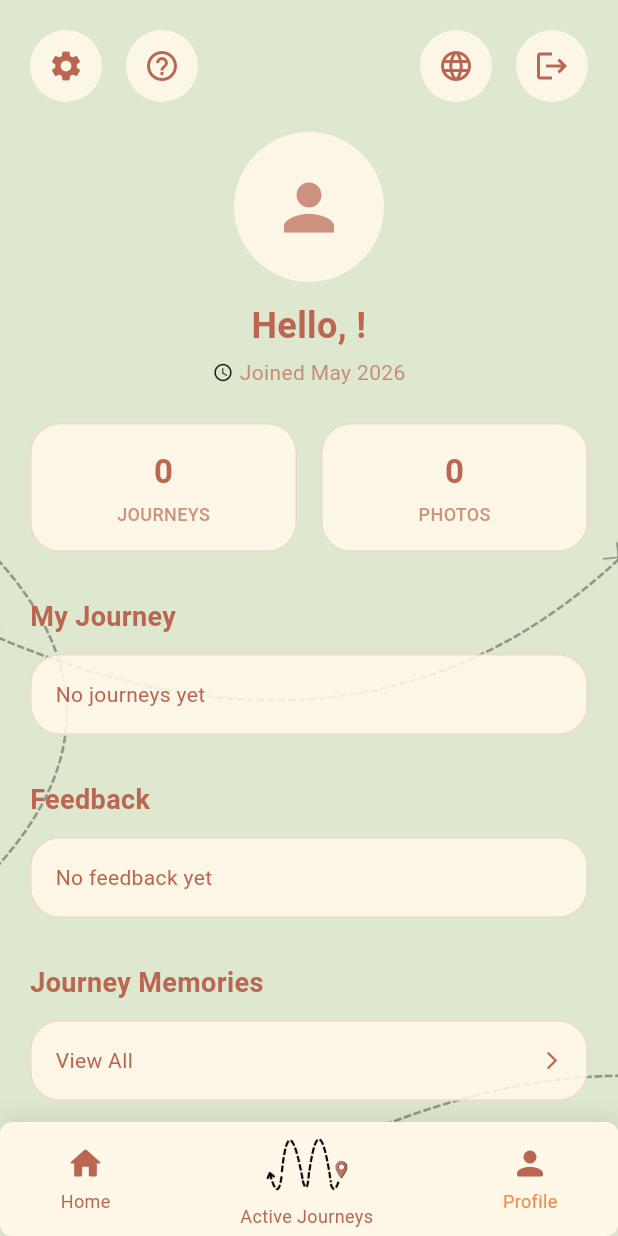
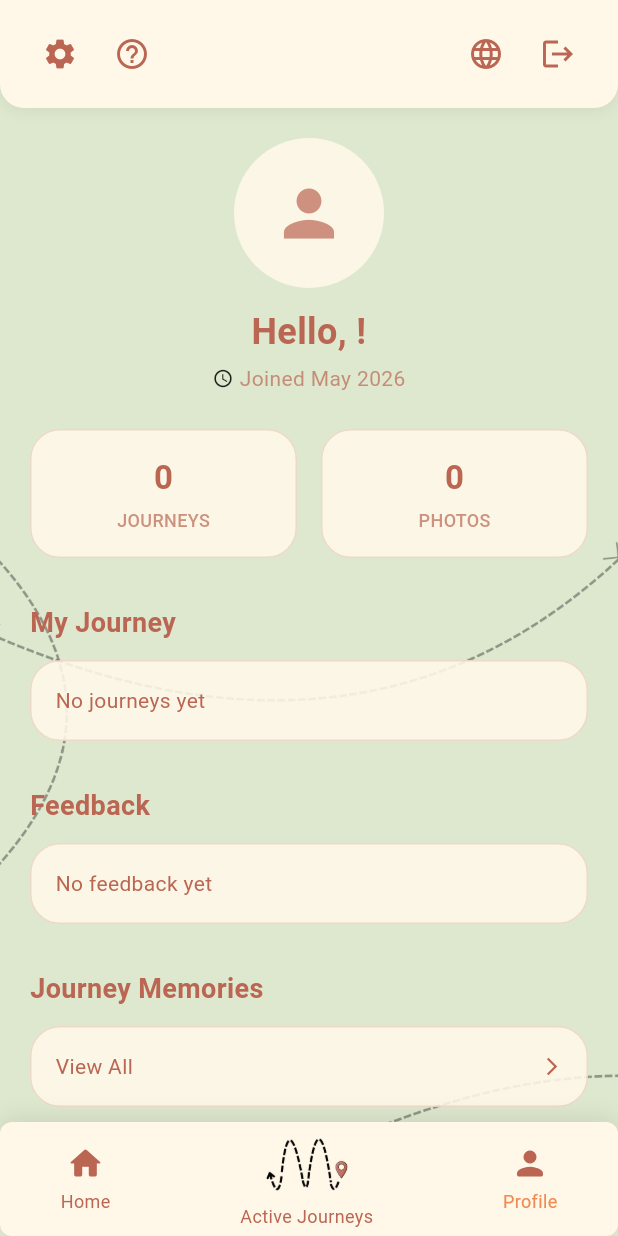
Before and after one commit to Ehdaa-ib/MaSeerah-2, a Flutter app: the ProfileScreen screen opened directly, on a phone screen of 412 x 824 dp. Run offline on Flutter 3.47's test engine with Material 3 defaults, Android fonts, the phone set to English and light mode, and no system bars; our stand-ins replace cloud_firestore, cloud_functions, firebase_auth, firebase_core, firebase_storage, image_picker and 1 more; missing offline and left inert: moyasar; accounts and stored records are empty.

Commit message:
fixing the profile page

```diff
--- a/lib/view/home/profile_screen.dart
+++ b/lib/view/home/profile_screen.dart
@@ -195,6 +195,57 @@ class _ProfileScreenState extends State<ProfileScreen> {
     );
   }
 
+  Widget _buildHeader() {
+    return Container(
+      width: double.infinity,
+      padding: const EdgeInsets.symmetric(horizontal: 16, vertical: 12),
+      decoration: BoxDecoration(
+        color: AppColors.beige,
+        borderRadius: const BorderRadius.vertical(bottom: Radius.circular(16)),
+        boxShadow: [
+          BoxShadow(
+            color: Colors.black.withOpacity(0.06),
+            blurRadius: 8,
+            offset: const Offset(0, 2),
+          ),
+        ],
+      ),
+      child: Row(
+        mainAxisAlignment: MainAxisAlignment.spaceBetween,
+        children: [
+          Row(
+            children: [
+              IconButton(
+                icon: Icon(Icons.settings, color: AppColors.brown),
+                onPressed: () {},
+              ),
+              IconButton(
+                icon: Icon(Icons.help_outline, color: AppColors.brown),
+                onPressed: () {
+                  Navigator.of(context).push(
+                    MaterialPageRoute(builder: (context) => const FaqsPage()),
+                  );
+                },
+              ),
+            ],
+          ),
+          Row(
+            children: [
+              IconButton(
+                icon: Icon(Icons.language, color: AppColors.brown),
+                onPressed: () {},
+              ),
+              IconButton(
+                icon: Icon(Icons.logout, color: AppColors.brown),
+                onPressed: _logout,
+              ),
+            ],
+          ),
+        ],
+      ),
+    );
+  }
+
   @override
   Widget build(BuildContext context) {
     return Scaffold(
@@ -208,34 +259,15 @@ class _ProfileScreenState extends State<ProfileScreen> {
           ),
         ),
         child: SafeArea(
+          child: Column(
+            children: [
+              _buildHeader(),
+              Expanded(
                 child: SingleChildScrollView(
-            padding: const EdgeInsets.symmetric(horizontal: 20, vertical: 20),
+                  padding: const EdgeInsets.symmetric(horizontal: 20),
                   child: Column(
                     crossAxisAlignment: CrossAxisAlignment.start,
                     children: [
-                Row(
-                  mainAxisAlignment: MainAxisAlignment.spaceBetween,
-                  children: [
-                    Row(
-                      children: [
-                        _iconButton(Icons.settings, () {}),
-                        const SizedBox(width: 16),
-                        _iconButton(Icons.help_outline, () {
-                          Navigator.of(context).push(
-                            MaterialPageRoute(builder: (context) => const FaqsPage()),
-                          );
-                        }),
-                      ],
-                    ),
-                    Row(
-                      children: [
-                        _iconButton(Icons.language, () {}),
-                        const SizedBox(width: 16),
-                        _iconButton(Icons.logout, _logout),
-                      ],
-                    ),
-                  ],
-                ),
                       const SizedBox(height: 20),
                       Center(
                         child: CircleAvatar(
@@ -446,6 +478,9 @@ class _ProfileScreenState extends State<ProfileScreen> {
                   ),
                 ),
               ),
+            ],
+          ),
+        ),
       ),
       bottomNavigationBar: AppBottomNav(
         selectedIndex: 2,
@@ -456,19 +491,6 @@ class _ProfileScreenState extends State<ProfileScreen> {
           );
         },
         onProfileTap: () {},
-      ),
-    );
-  }
-
-  Widget _iconButton(IconData icon, VoidCallback onPressed) {
-    return Container(
-      decoration: BoxDecoration(
-        color: AppColors.beige.withValues(alpha: 0.88),
-        shape: BoxShape.circle,
-      ),
-      child: IconButton(
-        icon: Icon(icon, color: AppColors.brown),
-        onPressed: onPressed,
       ),
     );
   }
```
Also changed, not shown: pubspec.lock. Lines whose indentation alone changed are shown as unchanged.
